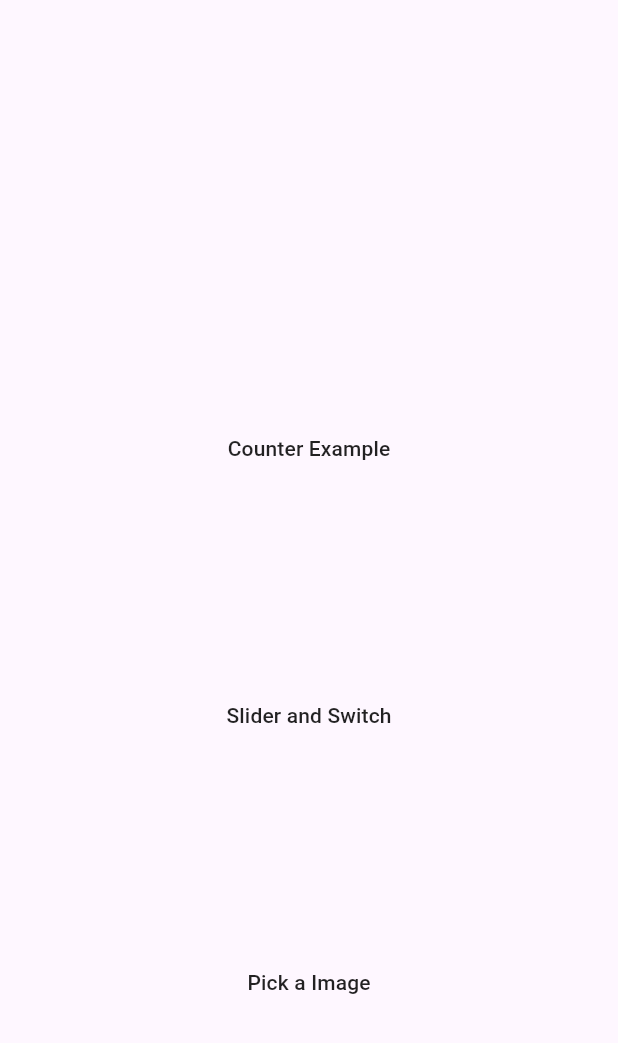
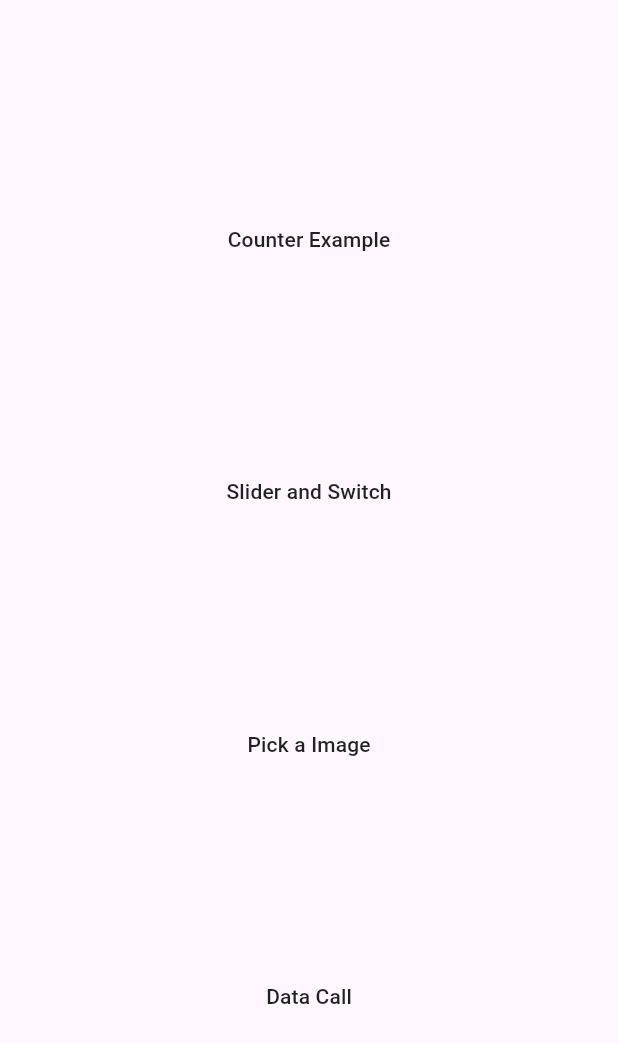
Before and after one commit to it-developer-ask/bloc_ex_rp, a Flutter app: the screen it shows after launch, on a phone screen of 412 x 824 dp. Shown: the top 1043 px of the screen. Run offline on Flutter 3.47's test engine with Material 3 defaults, Android fonts, the phone set to English and light mode, and no system bars; our stand-ins replace bloc, dio, equatable, flutter_bloc, image_picker.

Commit message:
Data Call Bloc Added

```diff
--- /dev/null
+++ b/lib/bloc/data_call/data_call_bloc.dart
@@ -0,0 +1,10 @@
+import 'package:bloc/bloc.dart';
+part 'data_call_event.dart';
+part 'data_call_state.dart';
+
+class DataCallBloc extends Bloc<DataCallEvent, DataCallState> {
+  DataCallBloc() : super(DataCallInitial()) {
+    on<DataCallEvent>((event, emit) {
+    });
+  }
+}
--- /dev/null
+++ b/lib/bloc/data_call/data_call_event.dart
@@ -0,0 +1,3 @@
+part of 'data_call_bloc.dart';
+
+abstract class DataCallEvent {}
--- /dev/null
+++ b/lib/bloc/data_call/data_call_state.dart
@@ -0,0 +1,5 @@
+part of 'data_call_bloc.dart';
+
+abstract class DataCallState {}
+
+final class DataCallInitial extends DataCallState {}
--- a/lib/main.dart
+++ b/lib/main.dart
@@ -1,7 +1,10 @@
+import 'package:bloc_ex/repositories/repositories.dart';
 import 'presentation/landing_screen.dart';
 import 'package:flutter/material.dart';
 
 void main() {
+  WidgetsFlutterBinding.ensureInitialized();
+  Repositories.initialize();
   runApp(const BlocEx());
 }
 
--- a/lib/presentation/landing_screen.dart
+++ b/lib/presentation/landing_screen.dart
@@ -2,6 +2,7 @@ import 'package:flutter/material.dart';
 import 'slider_and_switch.dart';
 import 'counter_screen.dart';
 import 'image_picker.dart';
+import 'data_call.dart';
 
 class LandingScreen extends StatelessWidget {
   const LandingScreen({super.key});
@@ -16,7 +17,6 @@ class LandingScreen extends StatelessWidget {
             crossAxisAlignment: CrossAxisAlignment.center,
             mainAxisAlignment: MainAxisAlignment.spaceEvenly,
             children: [
-              Row(),
               LandingScreenButton(
                 title: "Counter Example",
                 toPush: CounterScreen(),
@@ -28,6 +28,10 @@ class LandingScreen extends StatelessWidget {
               LandingScreenButton(
                 title: "Pick a Image",
                 toPush: ImagePicker(),
+              ),
+              LandingScreenButton(
+                title: "Data Call",
+                toPush: DataCall(),
               ),
             ],
           ),
@@ -45,7 +49,9 @@ class LandingScreenButton extends StatelessWidget {
 
   @override
   Widget build(BuildContext context) {
-    return MaterialButton(
+    return Container(
+      width: MediaQuery.of(context).size.width,
+      child: MaterialButton(
         onPressed: () {
           Navigator.push(
             context,
@@ -57,6 +63,7 @@ class LandingScreenButton extends StatelessWidget {
         child: Text(
           title,
         ),
+      ),
     );
   }
 }
--- a/pubspec.yaml
+++ b/pubspec.yaml
@@ -11,6 +11,7 @@ dependencies:
   flutter:
     sdk: flutter
 
+  dio: ^5.7.0
   bloc: ^8.1.4
   equatable: ^2.0.5
   flutter_bloc: ^8.1.6
```
Also changed, not shown: lib/presentation/data_call.dart (added, +22 -0 lines), lib/presentation/slider_and_switch.dart (+6 -4 lines), lib/repositories/repositories.dart (added, +19 -0 lines), pubspec.lock. Lines whose indentation alone changed are shown as unchanged.
